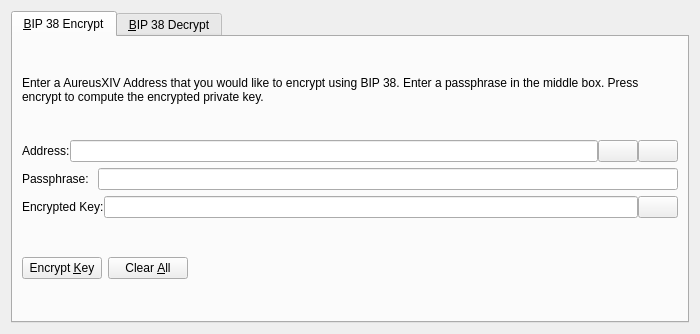
This is src/qt/forms/bip38tooldialog.ui in wqking-misc/AureusXIV as Qt 5 draws it before an edit. The edited form follows.
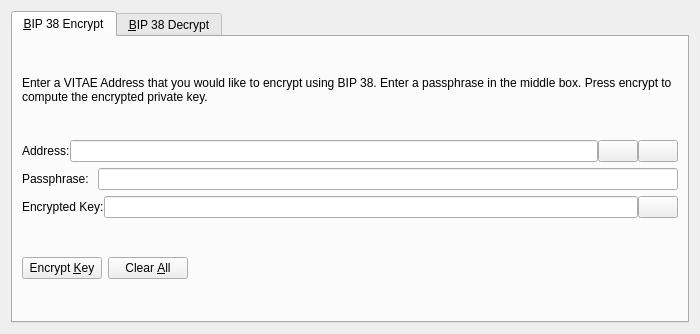
This is the edited form. The open tabs and pages were chosen to show the change. Icons and pictures are not drawn. Custom widgets are drawn as their Qt base class.

What changed in the file:
```diff
--- a/src/qt/forms/bip38tooldialog.ui
+++ b/src/qt/forms/bip38tooldialog.ui
@@ -30,7 +30,7 @@
        <item>
         <widget class="QLabel" name="infoLabel_ENC">
          <property name="text">
-          <string>Enter a AureusXIV Address that you would like to encrypt using BIP 38. Enter a passphrase in the middle box. Press encrypt to compute the encrypted private key.</string>
+          <string>Enter a VITAE Address that you would like to encrypt using BIP 38. Enter a passphrase in the middle box. Press encrypt to compute the encrypted private key.</string>
          </property>
          <property name="textFormat">
           <enum>Qt::PlainText</enum>
```
Left out of the diff: 24 changed lines with no effect on the pictures.
